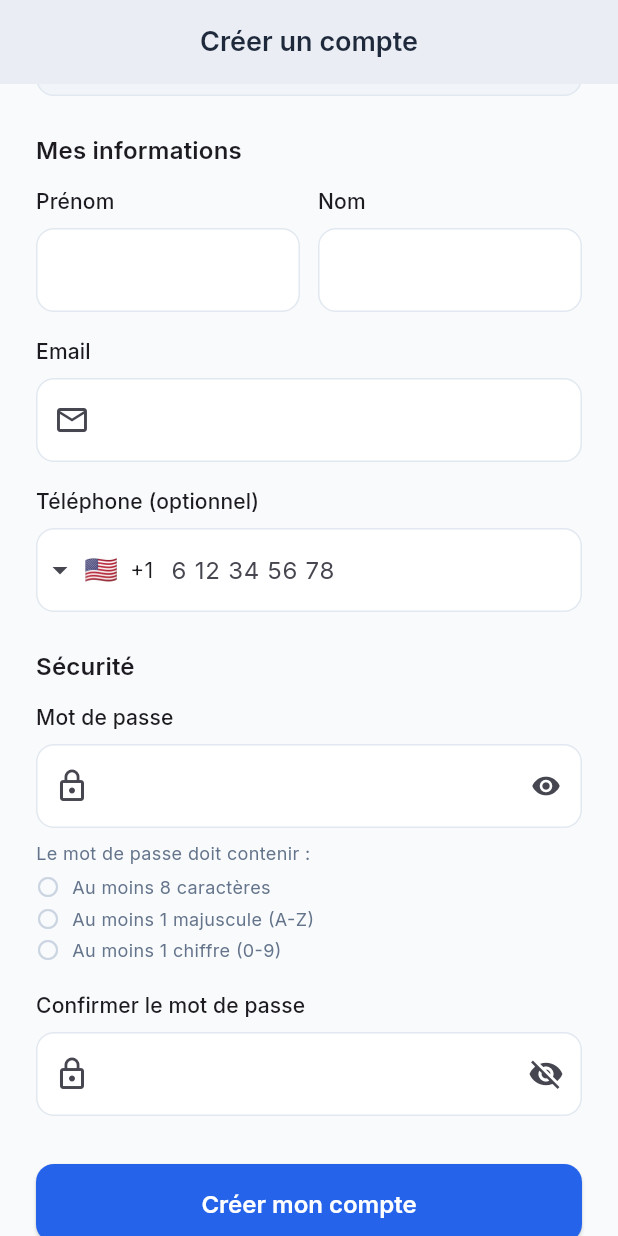
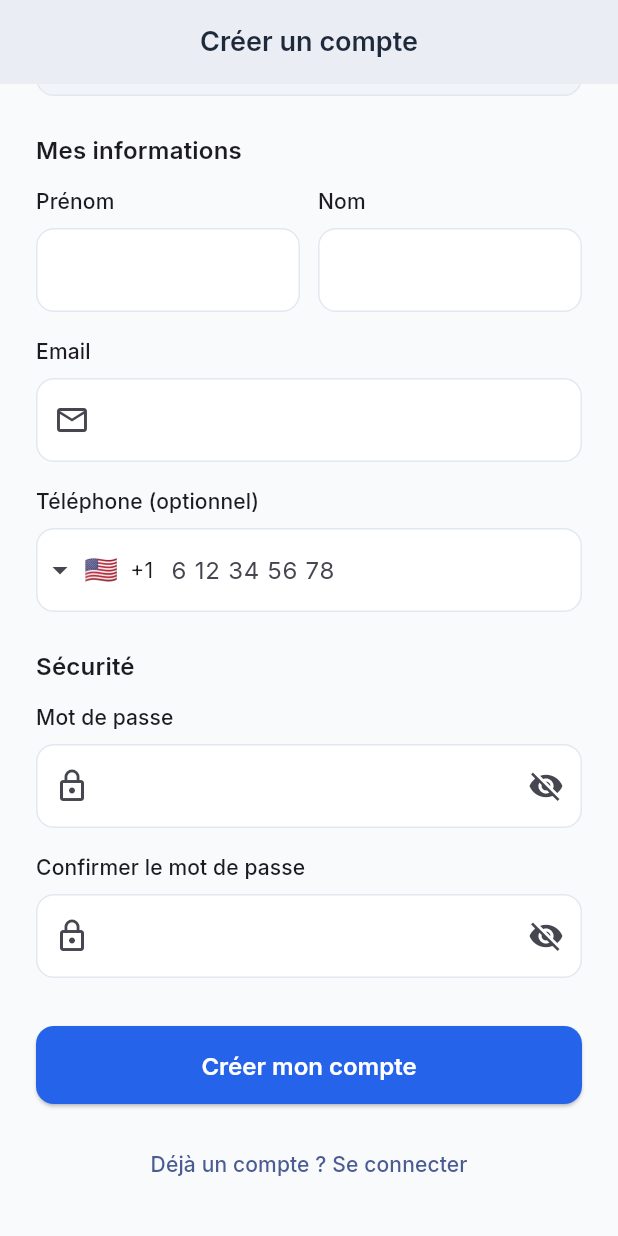
Before and after one commit to gaelgael5/mycoach, a Flutter app: the RegisterScreen screen opened by its route, scrolled down 152 dp, on a phone screen of 412 x 824 dp. Run offline on Flutter 3.47's test engine with Material 3 defaults, Android fonts, the phone set to English and light mode, and no system bars; drawn by our look-alikes of intl_phone_field; our stand-ins replace cached_network_image, dio, equatable, fl_chart, flutter_riverpod, flutter_secure_storage and 6 more; accounts and stored records are empty; generated files the repository leaves out were written again.

Commit message:
fix: simple password validation + restore working register screen
- Restore register_screen.dart to working version (from 54fcd2d)
- Add simple password validation: uppercase + digit required
- Keep X-API-Key auth fix (most critical)
- Remove complex real-time validation that was breaking builds

```diff
--- a/mobile/lib/features/auth/presentation/screens/register_screen.dart
+++ b/mobile/lib/features/auth/presentation/screens/register_screen.dart
@@ -37,7 +37,6 @@
   final _confirmCtrl = TextEditingController();
   String? _fullPhoneNumber;
   String? _selectedSector;
-  bool _passwordVisible = false;
 
   @override
   void dispose() {
@@ -47,45 +46,6 @@
     _passwordCtrl.dispose();
     _confirmCtrl.dispose();
     super.dispose();
-  }
-
-  String? _validatePassword(String? value) {
-    if (value == null || value.isEmpty) return 'Requis';
-    if (value.length < 8) return 'Min. 8 caractères';
-    if (!value.contains(RegExp(r'[A-Z]'))) return 'Au moins 1 majuscule';
-    if (!value.contains(RegExp(r'[0-9]'))) return 'Au moins 1 chiffre';
-    return null;
-  }
-  List<String> _getMissingPasswordCriteria(String? password) {
-    final missing = <String>[];
-    if (password == null || password.isEmpty) {
-      missing.add('Le mot de passe est requis');
-      return missing;
-    }
-    if (password.length < 8) missing.add('Au moins 8 caractères');
-    if (!password.contains(RegExp(r'[A-Z]'))) missing.add('Au moins 1 majuscule (A-Z)');
-    if (!password.contains(RegExp(r'[0-9]'))) missing.add('Au moins 1 chiffre (0-9)');
-    return missing;
-  }
-
-
-  Widget _buildPasswordCriteria() {
-    final password = _passwordCtrl.text;
-    final hasLength = password.length >= 8;
-    final hasUpper = password.contains(RegExp(r'[A-Z]'));
-    final hasDigit = password.contains(RegExp(r'[0-9]'));
-
-    return Column(
-      crossAxisAlignment: CrossAxisAlignment.start,
-      children: [
-        const SizedBox(height: 8),
-        Text('Le mot de passe doit contenir :', style: TextStyle(fontSize: 12, color: AppColors.textSecondary)),
-        const SizedBox(height: 4),
-        _PasswordCriterion('Au moins 8 caractères', hasLength),
-        _PasswordCriterion('Au moins 1 majuscule (A-Z)', hasUpper),
-        _PasswordCriterion('Au moins 1 chiffre (0-9)', hasDigit),
-      ],
-    );
   }
 
   void _submit() {
@@ -200,19 +160,7 @@
                 Text('Sécurité', style: Theme.of(context).textTheme.titleMedium?.copyWith(fontWeight: FontWeight.w600)),
                 const SizedBox(height: 12),
 
-                MyCoachTextField(
-                  controller: _passwordCtrl,
-                  label: 'Mot de passe',
-                  obscureText: !_passwordVisible,
-                  prefixIcon: const Icon(Icons.lock_outline),
-                  suffixIcon: IconButton(
-                    icon: Icon(_passwordVisible ? Icons.visibility_off : Icons.visibility, size: 20),
-                    onPressed: () => setState(() => _passwordVisible = !_passwordVisible),
-                  ),
-                  onChanged: (v) => setState(() {}),
-                  validator: _validatePassword,
-                ),
-                _buildPasswordCriteria(),
+                MyCoachTextField(controller: _passwordCtrl, label: 'Mot de passe', obscureText: true, prefixIcon: const Icon(Icons.lock_outline), validator: (v) => v == null || v.length < 8 ? 'Min. 8 caractères' : !v.contains(RegExp(r'[A-Z]')) ? 'Au moins 1 majuscule' : !v.contains(RegExp(r'[0-9]')) ? 'Au moins 1 chiffre' : null),
                 const SizedBox(height: 16),
                 MyCoachTextField(controller: _confirmCtrl, label: 'Confirmer le mot de passe', obscureText: true, prefixIcon: const Icon(Icons.lock_outline), validator: (v) => v?.trim() != _passwordCtrl.text.trim() ? 'Les mots de passe ne correspondent pas' : null),
                 const SizedBox(height: 32),
@@ -229,35 +177,3 @@
     );
   }
 }
-
-class _PasswordCriterion extends StatelessWidget {
-  final String text;
-  final bool valid;
-
-  const _PasswordCriterion(this.text, this.valid);
-
-  @override
-  Widget build(BuildContext context) {
-    return Padding(
-      padding: const EdgeInsets.symmetric(vertical: 2),
-      child: Row(
-        children: [
-          Icon(
-            valid ? Icons.check_circle : Icons.radio_button_unchecked,
-            size: 16,
-            color: valid ? AppColors.secondary : AppColors.outline,
-          ),
-          const SizedBox(width: 8),
-          Text(
-            text,
-            style: TextStyle(
-              fontSize: 12,
-              color: valid ? AppColors.secondary : AppColors.textSecondary,
-              fontWeight: valid ? FontWeight.w500 : FontWeight.normal,
-            ),
-          ),
-        ],
-      ),
-    );
-  }
-}
```
